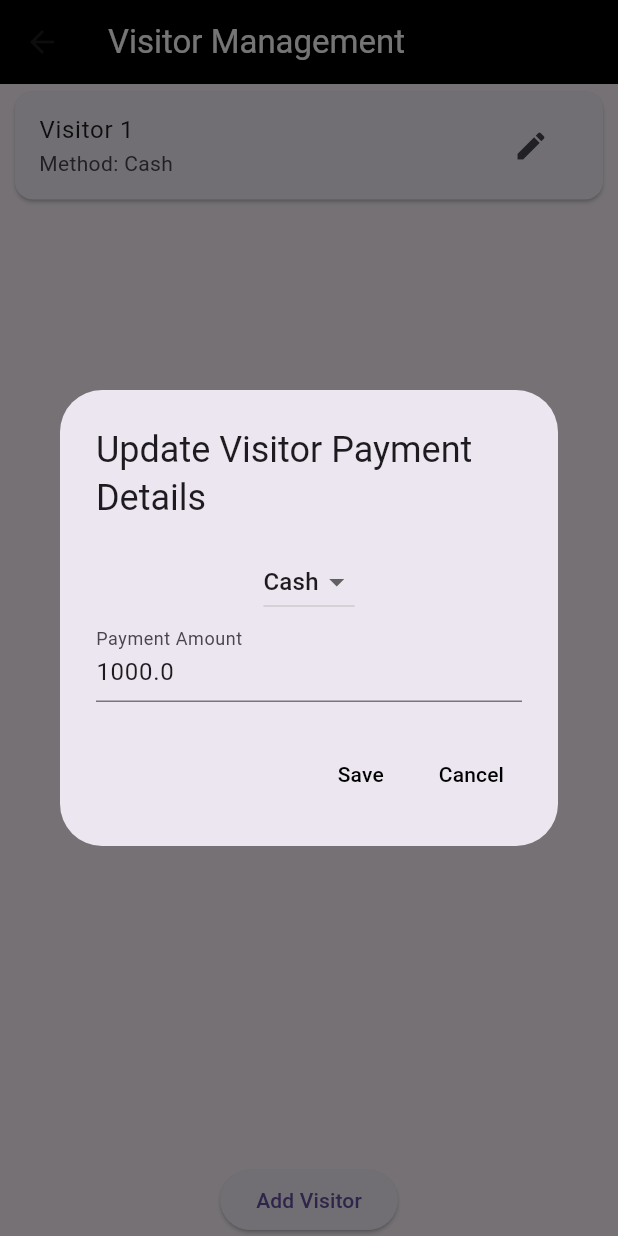
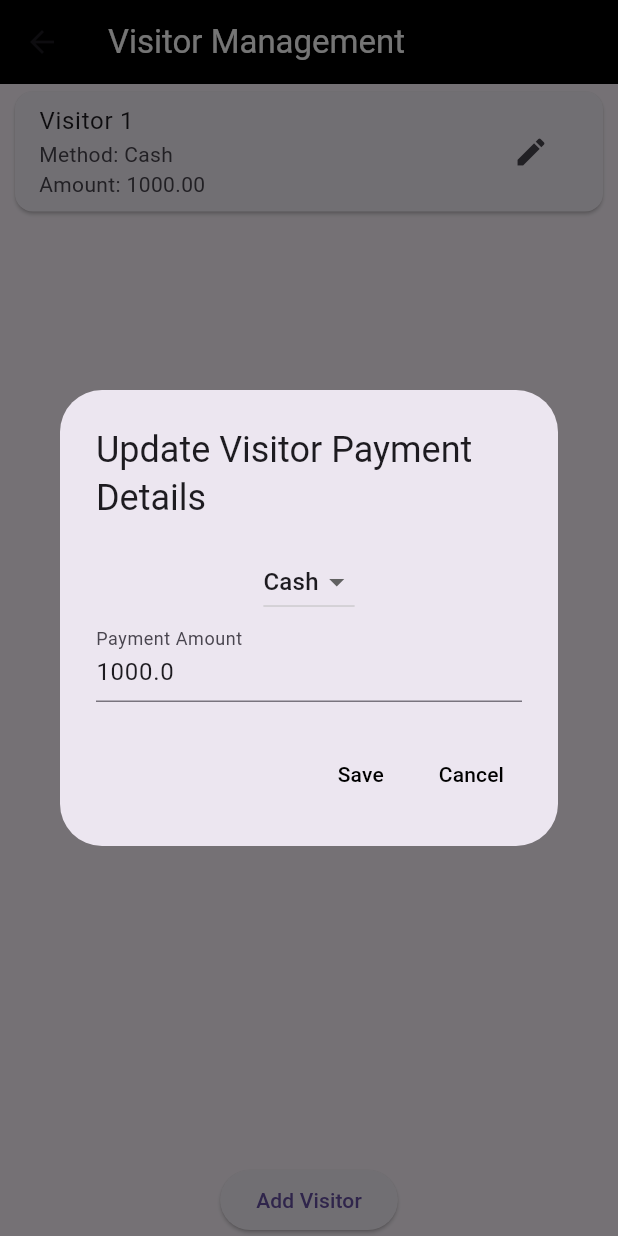
Before and after one commit to Shabana-2003/MVVM_project, a Flutter app: the VisitorManagementPage screen opened directly, after a tap on "Add Visitor", after a tap on the "edit" icon, on a phone screen of 412 x 824 dp. Run offline on Flutter 3.47's test engine with Material 3 defaults, Android fonts, the light colour scheme and no system bars; our stand-ins replace dio, flutter_mobx, mobx; generated files the repository leaves out were written again; network calls fail.

Commit message:
payment method and amount successfully completed , visitor functionality completed

```diff
--- a/lib/model/user_model.dart
+++ b/lib/model/user_model.dart
@@ -50,34 +50,69 @@
 //     );
 //   }
 // }
+// class User {
+//   final String id; // Add this line
+//   final String name;
+//   final String paymentMethod;
+//   final double paymentAmount;
+//   final Map<String, String> picture;
+
+//   User({
+//     required this.id, // Add this line
+//     required this.name,
+//     required this.paymentMethod,
+//     required this.paymentAmount,
+//     required this.picture,
+//   });
+
+//   User copyWith({
+//     String? id, // Add this line
+//     String? name,
+//     String? paymentMethod,
+//     double? paymentAmount,
+//     Map<String, String>? picture,
+//   }) {
+//     return User(
+//       id: id ?? this.id, // Add this line
+//       name: name ?? this.name,
+//       paymentMethod: paymentMethod ?? this.paymentMethod,
+//       paymentAmount: paymentAmount ?? this.paymentAmount,
+//       picture: picture ?? this.picture,
+//     );
+//   }
+// }
 class User {
-  final String id; // Add this line
+  final String id;
   final String name;
   final String paymentMethod;
   final double paymentAmount;
   final Map<String, String> picture;
+  final bool isUpdated; // Add this line
 
   User({
-    required this.id, // Add this line
+    required this.id,
     required this.name,
     required this.paymentMethod,
     required this.paymentAmount,
     required this.picture,
+    this.isUpdated = false, // Add this line
   });
 
   User copyWith({
-    String? id, // Add this line
+    String? id,
     String? name,
     String? paymentMethod,
     double? paymentAmount,
     Map<String, String>? picture,
+    bool? isUpdated, // Add this line
   }) {
     return User(
-      id: id ?? this.id, // Add this line
+      id: id ?? this.id,
       name: name ?? this.name,
       paymentMethod: paymentMethod ?? this.paymentMethod,
       paymentAmount: paymentAmount ?? this.paymentAmount,
       picture: picture ?? this.picture,
+      isUpdated: isUpdated ?? this.isUpdated, // Add this line
     );
   }
 }
--- a/lib/view/visitor_management_page.dart
+++ b/lib/view/visitor_management_page.dart
@@ -36,7 +36,8 @@ class VisitorManagementPage extends StatelessWidget {
                                 horizontal: 10, vertical: 5),
                             child: ListTile(
                               title: Text(visitor.name),
-                              subtitle: Text('Method: ${visitor.paymentMethod}'),
+                              subtitle: Text(
+                                  'Method: ${visitor.paymentMethod}\nAmount: ${visitor.paymentAmount.toStringAsFixed(2)}'), // Displaying both payment method and amount
                               trailing: IconButton(
                                 icon: const Icon(Icons.edit),
                                 onPressed: () {
@@ -101,6 +102,7 @@ class VisitorManagementPage extends StatelessWidget {
           actions: [
             TextButton(
               onPressed: () {
+                // Update payment method and amount
                 userStore.updateVisitorPaymentMethod(index, selectedMethod);
                 userStore.updateVisitorPaymentAmount(
                     index, double.tryParse(amountController.text) ?? 1000.0);
```
Also changed, not shown: lib/view/payment_page.dart (+8 -6 lines), lib/view/user_list_page.dart (+32 -3 lines), lib/view_model/user_store.dart (+148 -25 lines).
